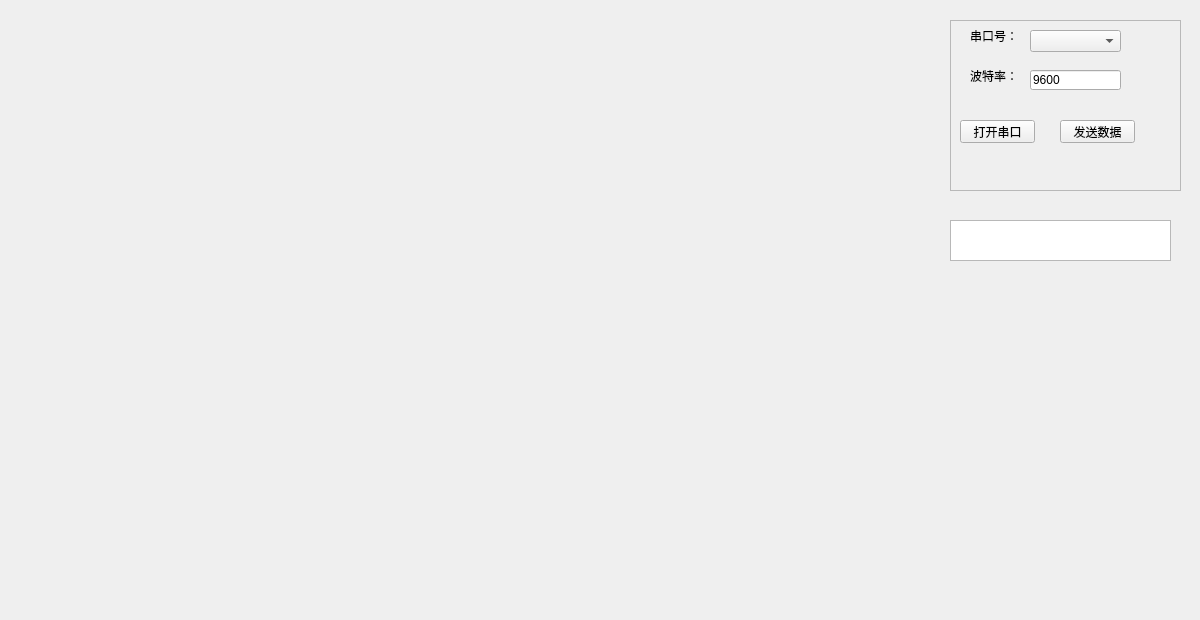
Before: the Qt Designer form SerialPort/widget.ui in suang21century/QT_UartDriver, drawn with Qt 5.
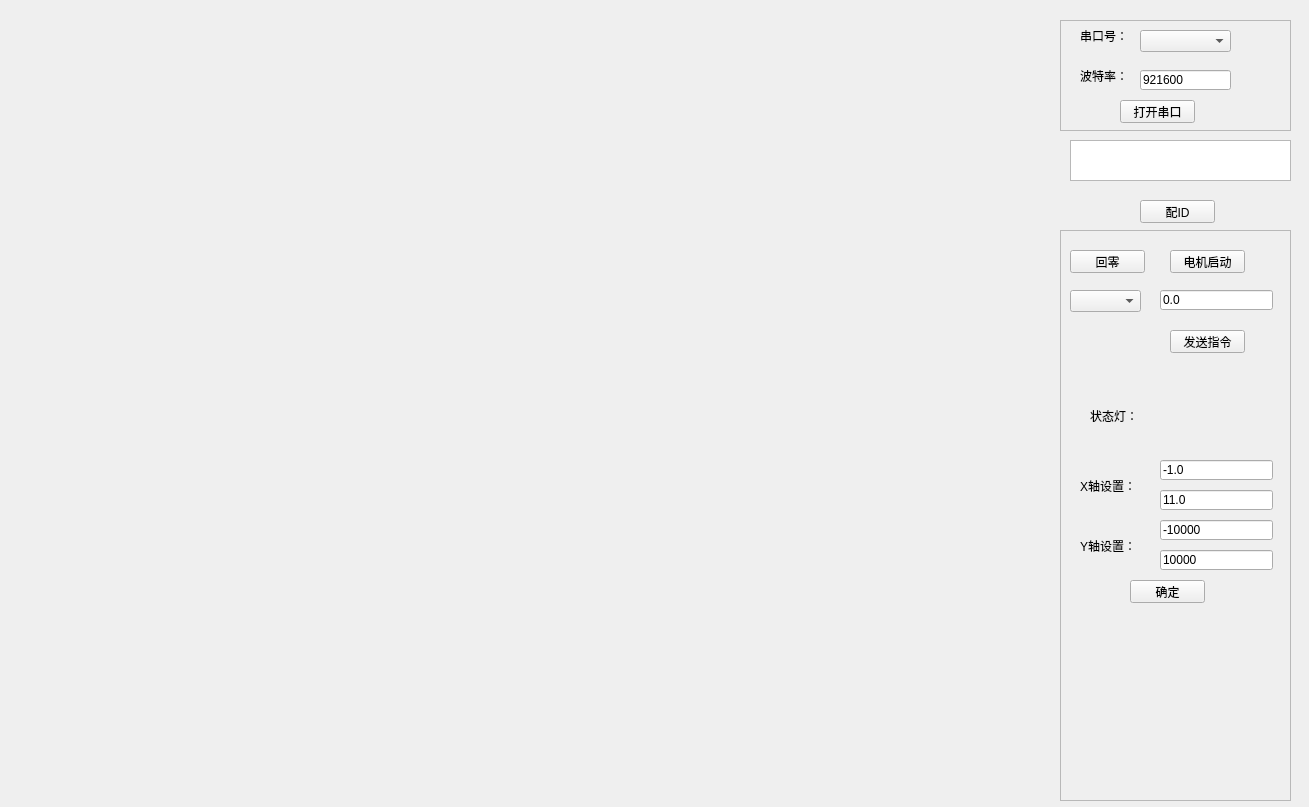
After: the same form once the commit is applied.

Commit message: 增加发送指令功能，状态显示，五条线动态作图，可设置xy轴

The edit to the form file:
```diff
--- a/SerialPort/widget.ui
+++ b/SerialPort/widget.ui
@@ -6,8 +6,8 @@
    <rect>
     <x>0</x>
     <y>0</y>
-    <width>1200</width>
-    <height>620</height>
+    <width>1309</width>
+    <height>807</height>
    </rect>
   </property>
   <property name="windowTitle">
@@ -16,10 +16,10 @@
   <widget class="QFrame" name="frame">
    <property name="geometry">
     <rect>
-     <x>950</x>
+     <x>1060</x>
      <y>20</y>
      <width>231</width>
-     <height>171</height>
+     <height>111</height>
     </rect>
    </property>
    <property name="frameShape">
@@ -48,14 +48,14 @@
      </rect>
     </property>
     <property name="text">
-     <string>9600</string>
+     <string>921600</string>
     </property>
    </widget>
    <widget class="QPushButton" name="pushButton_cmopen">
     <property name="geometry">
      <rect>
-      <x>10</x>
-      <y>100</y>
+      <x>60</x>
+      <y>80</y>
       <width>75</width>
       <height>23</height>
      </rect>
@@ -90,38 +90,220 @@
      <string>波特率：</string>
     </property>
    </widget>
-   <widget class="QPushButton" name="pushButton_send">
-    <property name="geometry">
-     <rect>
-      <x>110</x>
-      <y>100</y>
-      <width>75</width>
-      <height>23</height>
-     </rect>
-    </property>
-    <property name="text">
-     <string>发送数据</string>
-    </property>
-   </widget>
   </widget>
   <widget class="QTextEdit" name="textEdit">
    <property name="geometry">
     <rect>
-     <x>950</x>
-     <y>220</y>
+     <x>1070</x>
+     <y>140</y>
      <width>221</width>
      <height>41</height>
     </rect>
    </property>
   </widget>
-  <widget class="QWidget" name="customPlot" native="true">
+  <widget class="QFrame" name="frame_2">
    <property name="geometry">
     <rect>
-     <x>160</x>
-     <y>110</y>
-     <width>651</width>
-     <height>421</height>
+     <x>1060</x>
+     <y>230</y>
+     <width>231</width>
+     <height>571</height>
     </rect>
+   </property>
+   <property name="frameShape">
+    <enum>QFrame::StyledPanel</enum>
+   </property>
+   <property name="frameShadow">
+    <enum>QFrame::Raised</enum>
+   </property>
+   <widget class="QPushButton" name="pushButton_zero">
+    <property name="geometry">
+     <rect>
+      <x>10</x>
+      <y>20</y>
+      <width>75</width>
+      <height>23</height>
+     </rect>
+    </property>
+    <property name="text">
+     <string>回零</string>
+    </property>
+   </widget>
+   <widget class="QPushButton" name="pushButton_on">
+    <property name="geometry">
+     <rect>
+      <x>110</x>
+      <y>20</y>
+      <width>75</width>
+      <height>23</height>
+     </rect>
+    </property>
+    <property name="text">
+     <string>电机启动</string>
+    </property>
+   </widget>
+   <widget class="QLineEdit" name="lineEdit_data">
+    <property name="geometry">
+     <rect>
+      <x>100</x>
+      <y>60</y>
+      <width>113</width>
+      <height>20</height>
+     </rect>
+    </property>
+    <property name="text">
+     <string>0.0</string>
+    </property>
+   </widget>
+   <widget class="QPushButton" name="pushButton_send">
+    <property name="geometry">
+     <rect>
+      <x>110</x>
+      <y>100</y>
+      <width>75</width>
+      <height>23</height>
+     </rect>
+    </property>
+    <property name="text">
+     <string>发送指令</string>
+    </property>
+   </widget>
+   <widget class="QComboBox" name="comboBox_type">
+    <property name="geometry">
+     <rect>
+      <x>10</x>
+      <y>60</y>
+      <width>71</width>
+      <height>22</height>
+     </rect>
+    </property>
+   </widget>
+   <widget class="QWidget" name="widget_status" native="true">
+    <property name="geometry">
+     <rect>
+      <x>120</x>
+      <y>170</y>
+      <width>31</width>
+      <height>31</height>
+     </rect>
+    </property>
+   </widget>
+   <widget class="QLabel" name="label">
+    <property name="geometry">
+     <rect>
+      <x>30</x>
+      <y>180</y>
+      <width>54</width>
+      <height>12</height>
+     </rect>
+    </property>
+    <property name="text">
+     <string>状态灯：</string>
+    </property>
+   </widget>
+   <widget class="QLineEdit" name="lineEdit_x1">
+    <property name="geometry">
+     <rect>
+      <x>100</x>
+      <y>230</y>
+      <width>113</width>
+      <height>20</height>
+     </rect>
+    </property>
+    <property name="text">
+     <string>-1.0</string>
+    </property>
+   </widget>
+   <widget class="QLineEdit" name="lineEdit_x2">
+    <property name="geometry">
+     <rect>
+      <x>100</x>
+      <y>260</y>
+      <width>113</width>
+      <height>20</height>
+     </rect>
+    </property>
+    <property name="text">
+     <string>11.0</string>
+    </property>
+   </widget>
+   <widget class="QLineEdit" name="lineEdit_y1">
+    <property name="geometry">
+     <rect>
+      <x>100</x>
+      <y>290</y>
+      <width>113</width>
+      <height>20</height>
+     </rect>
+    </property>
+    <property name="text">
+     <string>-10000</string>
+    </property>
+   </widget>
+   <widget class="QLineEdit" name="lineEdit_y2">
+    <property name="geometry">
+     <rect>
+      <x>100</x>
+      <y>320</y>
+      <width>113</width>
+      <height>20</height>
+     </rect>
+    </property>
+    <property name="text">
+     <string>10000</string>
+    </property>
+   </widget>
+   <widget class="QLabel" name="label_4">
+    <property name="geometry">
+     <rect>
+      <x>20</x>
+      <y>250</y>
+      <width>54</width>
+      <height>12</height>
+     </rect>
+    </property>
+    <property name="text">
+     <string>X轴设置：</string>
+    </property>
+   </widget>
+   <widget class="QLabel" name="label_5">
+    <property name="geometry">
+     <rect>
+      <x>20</x>
+      <y>310</y>
+      <width>54</width>
+      <height>12</height>
+     </rect>
+    </property>
+    <property name="text">
+     <string>Y轴设置：</string>
+    </property>
+   </widget>
+   <widget class="QPushButton" name="pushButton_xy">
+    <property name="geometry">
+     <rect>
+      <x>70</x>
+      <y>350</y>
+      <width>75</width>
+      <height>23</height>
+     </rect>
+    </property>
+    <property name="text">
+     <string>确定</string>
+    </property>
+   </widget>
+  </widget>
+  <widget class="QPushButton" name="pushButton_id">
+   <property name="geometry">
+    <rect>
+     <x>1140</x>
+     <y>200</y>
+     <width>75</width>
+     <height>23</height>
+    </rect>
+   </property>
+   <property name="text">
+    <string>配ID</string>
    </property>
   </widget>
  </widget>
```
The commit also changes 3 other files.
